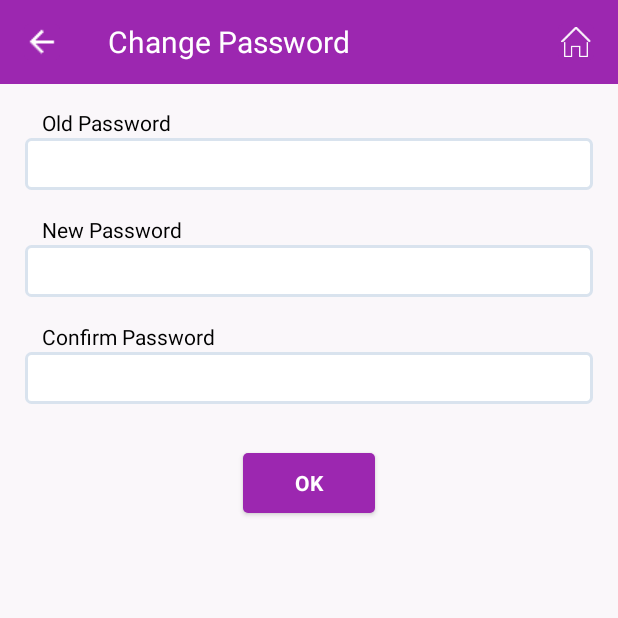
After one commit to charithvithanage/SmartWarrantyApp, an Android app: the ChangePasswordActivity screen opened directly, with no data from a screen before it, on a phone screen of 412 x 824 dp, the top half of it. The commit adds this screen. Run offline under Robolectric (Android 15) with nearby library versions, the phone set to English and light mode, and no system bars.

Commit message:
Click button effect changed

```diff
--- /dev/null
+++ b/app/src/main/java/com/info/charith/smartwarrantyapp/Activities/ChangePasswordActivity.java
@@ -0,0 +1,284 @@
+package com.info.charith.smartwarrantyapp.Activities;
+
+import android.app.ProgressDialog;
+import android.content.Context;
+import android.content.DialogInterface;
+import android.content.SharedPreferences;
+import android.os.AsyncTask;
+import android.os.Bundle;
+import android.text.Editable;
+import android.text.TextWatcher;
+import android.util.Log;
+import android.view.View;
+import android.widget.Button;
+import android.widget.EditText;
+import android.widget.ImageButton;
+import android.widget.TextView;
+
+import androidx.appcompat.app.AppCompatActivity;
+
+import com.google.gson.Gson;
+import com.info.charith.smartwarrantyapp.Entities.ChangePassword;
+import com.info.charith.smartwarrantyapp.Entities.DealerUserMock;
+import com.info.charith.smartwarrantyapp.Interfaces.AsyncListner;
+import com.info.charith.smartwarrantyapp.R;
+import com.info.charith.smartwarrantyapp.Services.UserService;
+import com.info.charith.smartwarrantyapp.Utils;
+
+import org.json.JSONException;
+import org.json.JSONObject;
+
+import static com.info.charith.smartwarrantyapp.Utils.getPasswordValidStatus;
+import static com.info.charith.smartwarrantyapp.Utils.isPasswordMatch;
+import static com.info.charith.smartwarrantyapp.Utils.isPasswordValid;
+import static com.info.charith.smartwarrantyapp.Utils.navigateWithoutHistory;
+
+public class ChangePasswordActivity extends AppCompatActivity {
+    EditText passwordEditText, oldPasswordEditText, confirmPasswordEditText;
+    Button signUpButton;
+    private static final String TAG = "SmartWarrantyApp";
+
+    TextWatcher oldPasswordTextWatcher, userPasswordTextWatcher, confirmPasswordTextWatcher;
+    TextView errorPassword, errorConfirmPassword, errorOldPassword;
+    ChangePassword changePassword;
+    ImageButton backBtn;
+    ImageButton homeBtn;
+    TextView titleView;
+
+    @Override
+    protected void onCreate(Bundle savedInstanceState) {
+        super.onCreate(savedInstanceState);
+        setContentView(R.layout.activity_change_password);
+/**
+ * Change status bar color programmatically
+ */
+        Utils.changeStatusBarColor(ChangePasswordActivity.this, getWindow());
+        init();
+
+        backBtn.setOnClickListener(new View.OnClickListener() {
+            @Override
+            public void onClick(View v) {
+                onBackPressed();
+            }
+        });
+
+        homeBtn.setOnClickListener(new View.OnClickListener() {
+            @Override
+            public void onClick(View v) {
+                Utils.navigateWithoutHistory(ChangePasswordActivity.this,MainActivity.class);
+            }
+        });
+
+        signUpButton.setOnClickListener(new View.OnClickListener() {
+            @Override
+            public void onClick(View v) {
+                changePassword(passwordEditText.getText().toString(),confirmPasswordEditText.getText().toString(),oldPasswordEditText.getText().toString());
+            }
+        });
+    }
+
+
+    private void init() {
+
+        changePassword = new ChangePassword();
+
+
+        passwordEditText = findViewById(R.id.password);
+        oldPasswordEditText = findViewById(R.id.oldPassword);
+        confirmPasswordEditText = findViewById(R.id.confirmPassword);
+
+        errorConfirmPassword = findViewById(R.id.errorConfirmPasswordLable);
+        errorPassword = findViewById(R.id.errorUserPasswordLable);
+        errorOldPassword = findViewById(R.id.errorOldPasswordLable);
+
+        backBtn = findViewById(R.id.backBtn);
+        homeBtn = findViewById(R.id.btnHome);
+        homeBtn.setVisibility(View.VISIBLE);
+
+        setEditTextBGNormal();
+
+        signUpButton = findViewById(R.id.btnRegister);
+        titleView = findViewById(R.id.title_view);
+
+        titleView.setText("Change Password");
+
+
+
+        userPasswordTextWatcher = new TextWatcher() {
+            @Override
+            public void beforeTextChanged(CharSequence s, int start, int count, int after) {
+                setEditTextBGNormal();
+
+            }
+
+            @Override
+            public void onTextChanged(CharSequence s, int start, int before, int count) {
+
+            }
+
+            @Override
+            public void afterTextChanged(Editable s) {
+
+            }
+        };
+
+        oldPasswordTextWatcher = new TextWatcher() {
+            @Override
+            public void beforeTextChanged(CharSequence s, int start, int count, int after) {
+                setEditTextBGNormal();
+
+            }
+
+            @Override
+            public void onTextChanged(CharSequence s, int start, int before, int count) {
+
+            }
+
+            @Override
+            public void afterTextChanged(Editable s) {
+
+            }
+        };
+
+        confirmPasswordTextWatcher = new TextWatcher() {
+            @Override
+            public void beforeTextChanged(CharSequence s, int start, int count, int after) {
+                setEditTextBGNormal();
+
+            }
+
+            @Override
+            public void onTextChanged(CharSequence s, int start, int before, int count) {
+
+            }
+
+            @Override
+            public void afterTextChanged(Editable s) {
+
+            }
+        };
+
+        passwordEditText.addTextChangedListener(userPasswordTextWatcher);
+        oldPasswordEditText.addTextChangedListener(oldPasswordTextWatcher);
+        confirmPasswordEditText.addTextChangedListener(confirmPasswordTextWatcher);
+    }
+
+    private void setEditTextBGNormal() {
+
+        confirmPasswordEditText.setBackground(getResources().getDrawable(R.drawable.edt_bg_normal));
+        passwordEditText.setBackground(getResources().getDrawable(R.drawable.edt_bg_normal));
+        oldPasswordEditText.setBackground(getResources().getDrawable(R.drawable.edt_bg_normal));
+
+        errorPassword.setVisibility(View.GONE);
+        errorConfirmPassword.setVisibility(View.GONE);
+        errorOldPassword.setVisibility(View.GONE);
+    }
+
+    public void changePassword(String password,String confirmPassword, String oldPassword) {
+
+
+        if (isPasswordValid(oldPassword)&&isPasswordValid(password) && isPasswordMatch(password, confirmPassword)) {
+
+            SharedPreferences sharedPref = getSharedPreferences(
+                    getString(R.string.preference_file_key), Context.MODE_PRIVATE);
+
+            Gson gson=new Gson();
+
+            String dealerString=sharedPref.getString("loggedInUser","0");
+            DealerUserMock dealerUserMock=gson.fromJson(dealerString,DealerUserMock.class);
+
+            changePassword.setUsername(dealerUserMock.getUsername());
+            changePassword.setOldPassword(oldPassword);
+            changePassword.setNewPassword(password);
+
+
+            new ChangePasswordAsync().execute();
+
+        } else {
+
+            if (!isPasswordValid(oldPassword)) {
+                errorOldPassword.setVisibility(View.VISIBLE);
+                errorOldPassword.setText(getPasswordValidStatus(ChangePasswordActivity.this,oldPassword));
+                oldPasswordEditText.setBackground(getResources().getDrawable(R.drawable.error_edit_bg));
+            }
+
+
+            if (!isPasswordValid(password)) {
+                errorPassword.setVisibility(View.VISIBLE);
+                errorPassword.setText(getPasswordValidStatus(ChangePasswordActivity.this,password));
+                passwordEditText.setBackground(getResources().getDrawable(R.drawable.error_edit_bg));
+
+            }
+
+            if(password.matches(confirmPassword)){
+                errorConfirmPassword.setVisibility(View.VISIBLE);
+                errorConfirmPassword.setText(getString(R.string.invalid_user_password_not_match));
+                confirmPasswordEditText.setBackground(getResources().getDrawable(R.drawable.error_edit_bg));
+            }
+        }
+
+    }
+
+    private class ChangePasswordAsync extends AsyncTask<Void, Void, Void> {
+
+        ProgressDialog progressDialog;
+
+        @Override
+        protected void onPreExecute() {
+            super.onPreExecute();
+            progressDialog = new ProgressDialog(ChangePasswordActivity.this);
+            progressDialog.setMessage(getString(R.string.waiting));
+            progressDialog.show();
+        }
+
+        @Override
+        protected Void doInBackground(Void... voids) {
+
+            UserService.getInstance().changePassword(ChangePasswordActivity.this, changePassword, new AsyncListner() {
+                @Override
+                public void onSuccess(Context context, JSONObject jsonObject) {
+                    Log.d(TAG, jsonObject.toString());
+                    progressDialog.dismiss();
+                    try {
+                        boolean success = jsonObject.getBoolean("success");
+                        String message = jsonObject.getString("message");
+
+
+                        if (success) {
+//                            findNavController(getParentFragment().getView())
+//                                    .navigate(R.id.nav_home);
+                            navigateWithoutHistory(ChangePasswordActivity.this,MainActivity.class);
+
+                        } else {
+                            Utils.showAlertWithoutTitleDialog(context, message, new DialogInterface.OnClickListener() {
+                                @Override
+                                public void onClick(DialogInterface dialog, int which) {
+                                    dialog.dismiss();
+                                }
+                            });
+                        }
+                    } catch (JSONException e) {
+                        e.printStackTrace();
+                    }
+
+
+                }
+
+                @Override
+                public void onError(Context context, String error) {
+                    progressDialog.dismiss();
+
+                    Utils.showAlertWithoutTitleDialog(context, error, new DialogInterface.OnClickListener() {
+                        @Override
+                        public void onClick(DialogInterface dialog, int which) {
+                            dialog.dismiss();
+                        }
+                    });
+                }
+            });
+
+            return null;
+        }
+    }
+
+}
--- /dev/null
+++ b/app/src/main/res/drawable/normal_button_bg.xml
@@ -0,0 +1,10 @@
+<?xml version="1.0" encoding="utf-8"?>
+<selector xmlns:android="http://schemas.android.com/apk/res/android">
+    <item>
+        <shape android:shape="rectangle">
+            <solid android:color="@color/colorPrimary" />
+            <padding android:bottom="5dp" android:right="5dp" android:left="5dp" android:top="5dp"/>
+            <corners android:radius="@dimen/button_radius"/>
+        </shape>
+    </item>
+</selector>
--- /dev/null
+++ b/app/src/main/res/drawable/pressed_button_bg.xml
@@ -0,0 +1,10 @@
+<?xml version="1.0" encoding="utf-8"?>
+<selector xmlns:android="http://schemas.android.com/apk/res/android">
+    <item>
+        <shape android:shape="rectangle">
+            <solid android:color="@color/button_click_bg_color" />
+            <padding android:bottom="5dp" android:right="5dp" android:left="5dp" android:top="5dp"/>
+            <corners android:radius="@dimen/button_radius"/>
+        </shape>
+    </item>
+</selector>
--- /dev/null
+++ b/app/src/main/res/layout/activity_change_password.xml
@@ -0,0 +1,171 @@
+<?xml version="1.0" encoding="utf-8"?>
+<LinearLayout xmlns:android="http://schemas.android.com/apk/res/android"
+    xmlns:app="http://schemas.android.com/apk/res-auto"
+    xmlns:tools="http://schemas.android.com/tools"
+    android:id="@+id/coordinatorLayout"
+    android:layout_width="match_parent"
+    android:layout_height="match_parent"
+    android:background="@color/bg_color"
+    android:orientation="vertical">
+
+    <include
+        android:id="@+id/include2"
+        layout="@layout/actionbar_layout"
+        android:layout_width="match_parent"
+        android:layout_height="wrap_content"></include>
+
+    <ScrollView
+        android:id="@+id/scrollView"
+        android:layout_width="match_parent"
+        android:layout_height="match_parent"
+        android:layout_weight="1"
+        android:fillViewport="true">
+
+        <androidx.constraintlayout.widget.ConstraintLayout
+            android:layout_width="match_parent"
+            android:layout_height="match_parent"
+            android:padding="@dimen/pageMargin">
+
+
+            <Button
+                android:id="@+id/btnRegister"
+                style="@style/login_btn_style"
+                android:layout_width="wrap_content"
+                android:layout_height="@dimen/loginBtnHieght"
+                android:layout_gravity="center_horizontal"
+                android:layout_marginTop="32dp"
+                android:background="@drawable/login_button"
+                android:foregroundGravity="top"
+                android:paddingLeft="@dimen/button_side_padding"
+                android:paddingRight="@dimen/button_side_padding"
+                android:text="OK"
+                android:textAllCaps="true"
+                app:layout_constraintEnd_toEndOf="parent"
+                app:layout_constraintHorizontal_bias="0.5"
+                app:layout_constraintStart_toStartOf="parent"
+                app:layout_constraintTop_toBottomOf="@+id/confirmPassword" />
+
+            <EditText
+                android:id="@+id/confirmPassword"
+                style="@style/login_edit_text_style"
+                android:layout_width="match_parent"
+                android:layout_height="@dimen/edit_text_height"
+                android:background="@drawable/edt_bg_normal"
+                android:ems="10"
+                android:inputType="textPassword"
+                android:paddingStart="@dimen/login_edit_text_padding"
+                app:layout_constraintEnd_toEndOf="parent"
+                app:layout_constraintStart_toStartOf="parent"
+                app:layout_constraintTop_toBottomOf="@+id/confirmPasswordLable" />
+
+            <EditText
+                android:id="@+id/password"
+                style="@style/login_edit_text_style"
+                android:layout_width="match_parent"
+                android:layout_height="@dimen/edit_text_height"
+                android:background="@drawable/edt_bg_normal"
+                android:ems="10"
+                android:inputType="textPassword"
+                android:maxLength="8"
+                android:paddingStart="@dimen/login_edit_text_padding"
+                app:layout_constraintTop_toBottomOf="@+id/newPasswordLable"
+                tools:layout_editor_absoluteX="31dp" />
+
+            <EditText
+                android:id="@+id/oldPassword"
+                style="@style/login_edit_text_style"
+                android:layout_width="match_parent"
+                android:layout_height="@dimen/edit_text_height"
+                android:background="@drawable/edt_bg_normal"
+                android:ems="10"
+                android:inputType="textPassword"
+                android:maxLength="8"
+                android:paddingStart="@dimen/login_edit_text_padding"
+                app:layout_constraintTop_toBottomOf="@+id/oldPasswordLable"
+                tools:layout_editor_absoluteX="31dp" />
+
+
+            <TextView
+                android:id="@+id/errorConfirmPasswordLable"
+                style="@style/edit_text_error_lable_style"
+                android:layout_width="0dp"
+                android:layout_height="wrap_content"
+                android:gravity="right"
+                app:layout_constraintBottom_toTopOf="@+id/confirmPassword"
+                app:layout_constraintEnd_toEndOf="parent"
+                app:layout_constraintStart_toEndOf="@+id/confirmPasswordLable" />
+
+
+            <TextView
+                android:id="@+id/errorUserPasswordLable"
+                style="@style/edit_text_error_lable_style"
+                android:layout_width="0dp"
+                android:layout_height="wrap_content"
+                android:gravity="right"
+                app:layout_constraintBottom_toTopOf="@+id/password"
+                app:layout_constraintEnd_toEndOf="parent"
+                app:layout_constraintStart_toEndOf="@+id/newPasswordLable" />
+
+
+            <TextView
+                android:id="@+id/errorOldPasswordLable"
+                style="@style/edit_text_error_lable_style"
+                android:layout_width="0dp"
+                android:layout_height="wrap_content"
+                android:gravity="right"
+                app:layout_constraintBottom_toTopOf="@+id/oldPassword"
+                app:layout_constraintEnd_toEndOf="parent"
+                app:layout_constraintStart_toEndOf="@+id/oldPasswordLable" />
+
+
+            <TextView
+                android:id="@+id/newPasswordLable"
+                style="@style/lable_style"
+                android:layout_width="wrap_content"
+                android:layout_height="wrap_content"
+                android:layout_marginTop="16dp"
+                android:paddingLeft="@dimen/lableLeftPadding"
+                android:paddingBottom="@dimen/lableBottomPadding"
+                android:text="New Password"
+                app:layout_constraintEnd_toEndOf="parent"
+                app:layout_constraintHorizontal_bias="0.0"
+                app:layout_constraintStart_toStartOf="parent"
+                app:layout_constraintTop_toBottomOf="@+id/oldPassword" />
+
+            <TextView
+                android:id="@+id/confirmPasswordLable"
+                style="@style/lable_style"
+                android:layout_width="wrap_content"
+                android:layout_height="wrap_content"
+                android:layout_marginTop="16dp"
+                android:paddingLeft="@dimen/lableLeftPadding"
+                android:paddingBottom="@dimen/lableBottomPadding"
+                android:text="Confirm Password"
+                app:layout_constraintEnd_toEndOf="parent"
+                app:layout_constraintHorizontal_bias="0.0"
+                app:layout_constraintStart_toStartOf="parent"
+                app:layout_constraintTop_toBottomOf="@+id/password" />
+
+            <TextView
+                android:id="@+id/oldPasswordLable"
+                style="@style/lable_style"
+                android:layout_width="wrap_content"
+                android:layout_height="wrap_content"
+                android:paddingLeft="@dimen/lableLeftPadding"
+                android:paddingBottom="@dimen/lableBottomPadding"
+                android:text="Old Password"
+                app:layout_constraintEnd_toEndOf="parent"
+                app:layout_constraintHorizontal_bias="0.0"
+                app:layout_constraintStart_toStartOf="parent"
+                app:layout_constraintTop_toTopOf="parent" />
+
+
+        </androidx.constraintlayout.widget.ConstraintLayout>
+
+
+    </ScrollView>
+
+
+
+
+</LinearLayout>
--- a/app/src/main/res/values/colors.xml
+++ b/app/src/main/res/values/colors.xml
@@ -17,4 +17,6 @@
     <color name="red">#FF1100</color>
     <color name="divider_color">#898c90</color>
 
+    <color name="button_click_bg_color">#b25eba</color>
+
 </resources>
--- a/app/src/main/res/values/dimens.xml
+++ b/app/src/main/res/values/dimens.xml
@@ -52,5 +52,6 @@
     <dimen name="listview_lable_padding">16dp</dimen>
 
     <dimen name="design_navigation_icon_size">20dp</dimen>
+    <dimen name="button_radius">3dp</dimen>
 
 </resources>
```
Also changed, not shown: app/src/main/res/drawable/login_button.xml (+6 -50 lines).
